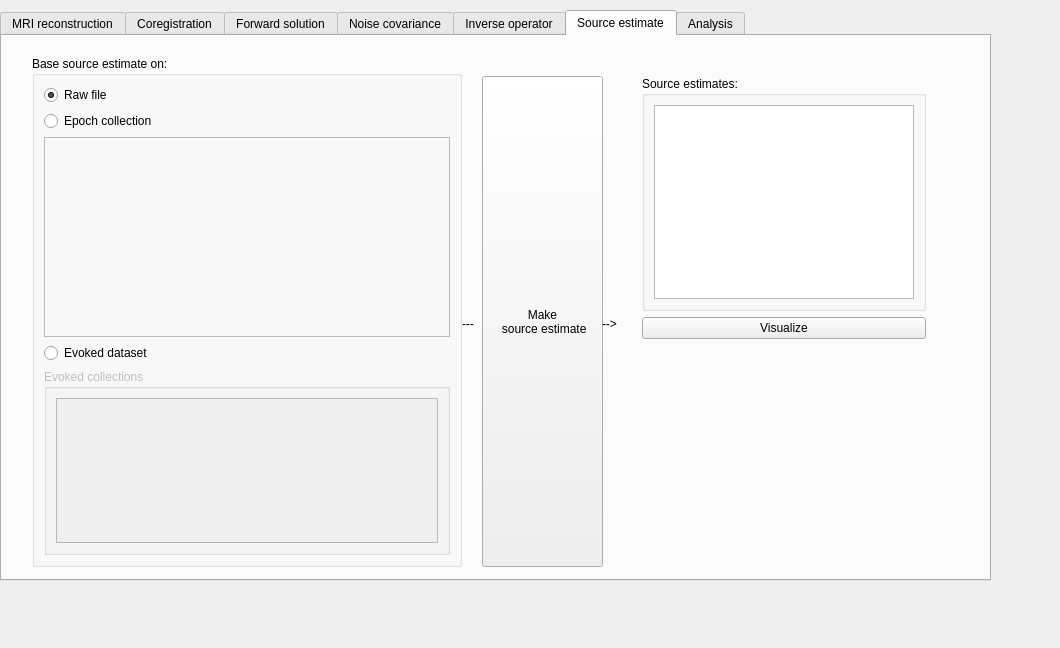
Qt form qt4Designer_ui_files/mainWindowTabSourceAnalysisUi.ui (cibr-jyu/meggie) before a commit.
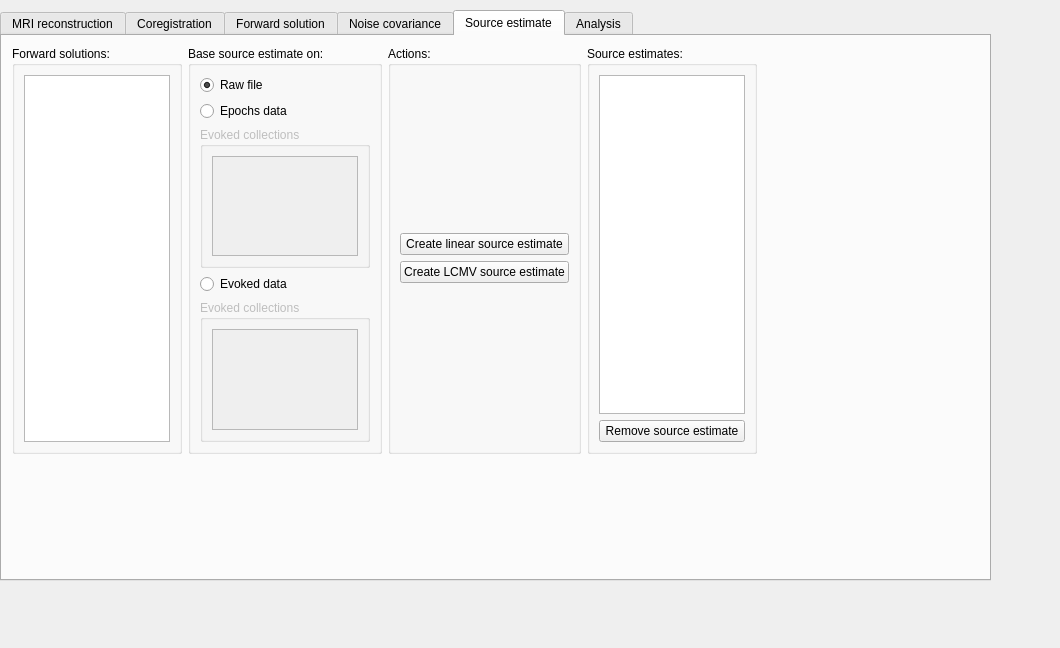
The same form after that commit. The open tabs and pages were chosen to show the change.

```diff
--- a/qt4Designer_ui_files/mainWindowTabSourceAnalysisUi.ui
+++ b/qt4Designer_ui_files/mainWindowTabSourceAnalysisUi.ui
@@ -986,87 +986,45 @@
      </item>
     </layout>
    </widget>
-   <widget class="QWidget" name="tabInverseOperator">
-    <attribute name="title">
-     <string>Inverse operator</string>
-    </attribute>
-    <widget class="QWidget" name="layoutWidget_8">
-     <property name="geometry">
-      <rect>
-       <x>21</x>
-       <y>10</y>
-       <width>841</width>
-       <height>261</height>
-      </rect>
-     </property>
-     <layout class="QHBoxLayout" name="horizontalLayoutInverseOperator">
-      <item>
-       <layout class="QVBoxLayout" name="verticalLayoutInverseOperator">
-        <item>
-         <widget class="QGroupBox" name="groupBoxInverseOperator">
-          <property name="title">
-           <string>Forward solutions to base inverse operator on:</string>
-          </property>
-          <layout class="QGridLayout" name="gridLayout_36">
-           <item row="0" column="0">
-            <widget class="QListWidget" name="listWidgetForwardSolutionsInv"/>
-           </item>
-          </layout>
-         </widget>
-        </item>
-       </layout>
-      </item>
-      <item>
-       <widget class="QPushButton" name="pushButtonComputeInverse">
-        <property name="sizePolicy">
-         <sizepolicy hsizetype="Minimum" vsizetype="Maximum">
-          <horstretch>0</horstretch>
-          <verstretch>1</verstretch>
-         </sizepolicy>
-        </property>
-        <property name="text">
-         <string>Compute 
- inverse operator...</string>
-        </property>
-       </widget>
-      </item>
-      <item>
-       <layout class="QVBoxLayout" name="verticalLayoutInverseOperator_2">
-        <item>
-         <widget class="QGroupBox" name="groupBoxInverseOperator_2">
-          <property name="title">
-           <string>Inverse operators:</string>
-          </property>
-          <layout class="QGridLayout" name="gridLayout_37">
-           <item row="0" column="0">
-            <widget class="QListWidget" name="listWidgetInverseOperatorsInv"/>
-           </item>
-          </layout>
-         </widget>
-        </item>
-       </layout>
-      </item>
-     </layout>
-    </widget>
-   </widget>
    <widget class="QWidget" name="tabSourceEstimate">
     <attribute name="title">
      <string>Source estimate</string>
     </attribute>
+    <widget class="QWidget" name="horizontalLayoutWidget">
+     <property name="geometry">
+      <rect>
+       <x>10</x>
+       <y>10</y>
+       <width>745</width>
+       <height>408</height>
+      </rect>
+     </property>
+     <layout class="QHBoxLayout" name="horizontalLayout_4">
+      <item>
+       <layout class="QVBoxLayout" name="verticalLayout_11">
+        <item>
+         <widget class="QGroupBox" name="groupBoxForwardSolutions">
+          <property name="title">
+           <string>Forward solutions:</string>
+          </property>
+          <layout class="QGridLayout" name="gridLayout_47">
+           <item row="0" column="1">
+            <widget class="QListWidget" name="listWidgetForwardSolutionsStc"/>
+           </item>
+          </layout>
+         </widget>
+        </item>
+       </layout>
+      </item>
+      <item>
+       <layout class="QVBoxLayout" name="verticalLayout_2">
+        <item>
     <widget class="QGroupBox" name="groupBox_11">
-     <property name="geometry">
-      <rect>
-       <x>30</x>
-       <y>20</y>
-       <width>430</width>
-       <height>511</height>
-      </rect>
-     </property>
      <property name="title">
       <string>Base source estimate on:</string>
      </property>
      <layout class="QFormLayout" name="formLayout_17">
-      <item row="0" column="0" colspan="2">
+           <item row="1" column="0" colspan="2">
        <layout class="QVBoxLayout" name="verticalLayout_38">
         <item>
          <widget class="QRadioButton" name="radioButtonRaw">
@@ -1079,31 +1037,31 @@
          </widget>
         </item>
         <item>
-         <layout class="QVBoxLayout" name="verticalLayout_39">
-          <item>
-           <widget class="QRadioButton" name="radioButtonEpoch">
+              <layout class="QGridLayout" name="gridLayout_45">
+               <item row="1" column="0">
+                <widget class="QRadioButton" name="radioButtonStcEpochs">
             <property name="text">
-             <string>Epoch collection</string>
+                  <string>Epochs data</string>
             </property>
            </widget>
           </item>
-          <item>
-           <widget class="QFrame" name="frameInverseEpochs">
+               <item row="2" column="0">
+                <widget class="QGroupBox" name="groupBoxStcEpochs">
             <property name="enabled">
              <bool>false</bool>
             </property>
-            <property name="minimumSize">
-             <size>
-              <width>400</width>
-              <height>200</height>
-             </size>
-            </property>
-            <property name="frameShape">
-             <enum>QFrame::StyledPanel</enum>
-            </property>
-            <property name="frameShadow">
-             <enum>QFrame::Raised</enum>
-            </property>
+                 <property name="title">
+                  <string>Evoked collections</string>
+                 </property>
+                 <layout class="QGridLayout" name="gridLayout_46">
+                  <item row="0" column="0">
+                   <widget class="QListWidget" name="listWidgetStcEpochs">
+                    <property name="enabled">
+                     <bool>false</bool>
+                    </property>
+                   </widget>
+                  </item>
+                 </layout>
            </widget>
           </item>
          </layout>
@@ -1113,7 +1071,7 @@
           <item row="0" column="0">
            <widget class="QRadioButton" name="radioButtonEvoked">
             <property name="text">
-             <string>Evoked dataset</string>
+                  <string>Evoked data</string>
             </property>
            </widget>
           </item>
@@ -1142,55 +1100,41 @@
       </item>
      </layout>
     </widget>
-    <widget class="QPushButton" name="pushButtonMakeSourceEstimate">
-     <property name="geometry">
-      <rect>
-       <x>480</x>
-       <y>40</y>
-       <width>121</width>
-       <height>491</height>
-      </rect>
-     </property>
+        </item>
+       </layout>
+      </item>
+      <item>
+       <layout class="QVBoxLayout" name="verticalLayout_42">
+        <item>
+         <widget class="QGroupBox" name="groupBoxActions">
+          <property name="title">
+           <string>Actions:</string>
+          </property>
+          <layout class="QGridLayout" name="gridLayout_48">
+           <item row="0" column="1">
+            <layout class="QGridLayout" name="gridLayout">
+             <item row="0" column="0">
+              <widget class="QPushButton" name="pushButtonLinear">
      <property name="text">
-      <string>Make 
- source estimate</string>
-     </property>
-    </widget>
-    <widget class="QLabel" name="label_35">
-     <property name="geometry">
-      <rect>
-       <x>460</x>
-       <y>280</y>
-       <width>16</width>
-       <height>16</height>
-      </rect>
-     </property>
+                <string>Create linear source estimate</string>
+               </property>
+              </widget>
+             </item>
+             <item row="1" column="0">
+              <widget class="QPushButton" name="pushButtonLCMV">
      <property name="text">
-      <string>---</string>
-     </property>
-    </widget>
-    <widget class="QLabel" name="label_36">
-     <property name="geometry">
-      <rect>
-       <x>600</x>
-       <y>280</y>
-       <width>21</width>
-       <height>16</height>
-      </rect>
-     </property>
-     <property name="text">
-      <string>--&gt;</string>
-     </property>
-    </widget>
-    <widget class="QWidget" name="layoutWidget_9">
-     <property name="geometry">
-      <rect>
-       <x>640</x>
-       <y>40</y>
-       <width>284</width>
-       <height>263</height>
-      </rect>
-     </property>
+                <string>Create LCMV source estimate</string>
+               </property>
+              </widget>
+             </item>
+            </layout>
+           </item>
+          </layout>
+         </widget>
+        </item>
+       </layout>
+      </item>
+      <item>
      <layout class="QVBoxLayout" name="verticalLayout_40">
       <item>
        <widget class="QGroupBox" name="groupBox_23">
@@ -1198,18 +1142,20 @@
          <string>Source estimates:</string>
         </property>
         <layout class="QGridLayout" name="gridLayout_40">
-         <item row="0" column="0">
-          <widget class="QListWidget" name="listWidgetSourceEstimate"/>
-         </item>
-        </layout>
-       </widget>
-      </item>
-      <item>
-       <widget class="QPushButton" name="pushButtonVisStc">
+           <item row="0" column="1">
+            <widget class="QListWidget" name="listWidgetSourceEstimatesStc"/>
+           </item>
+           <item row="1" column="1">
+            <widget class="QPushButton" name="pushButtonStcRemove">
         <property name="text">
-         <string>Visualize</string>
-        </property>
-       </widget>
+              <string>Remove source estimate</string>
+             </property>
+            </widget>
+           </item>
+          </layout>
+         </widget>
+        </item>
+       </layout>
       </item>
      </layout>
     </widget>
```
Left out of the diff: 164 changed lines with no effect on the pictures. Lines whose indentation alone changed are shown as unchanged.
